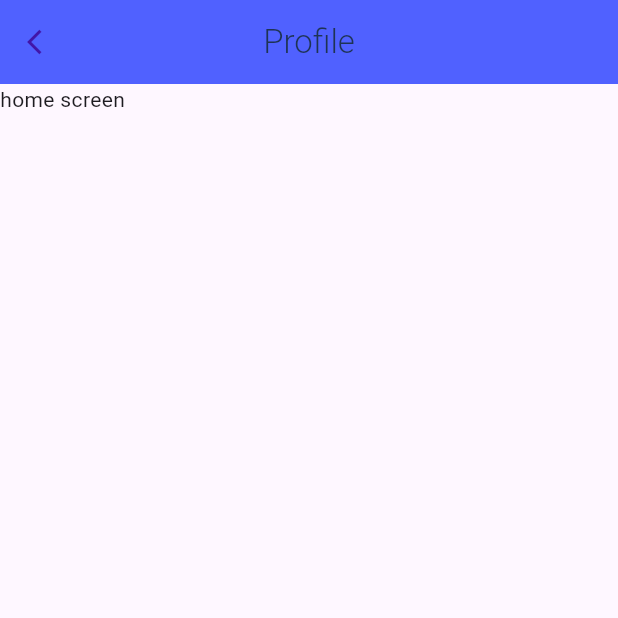
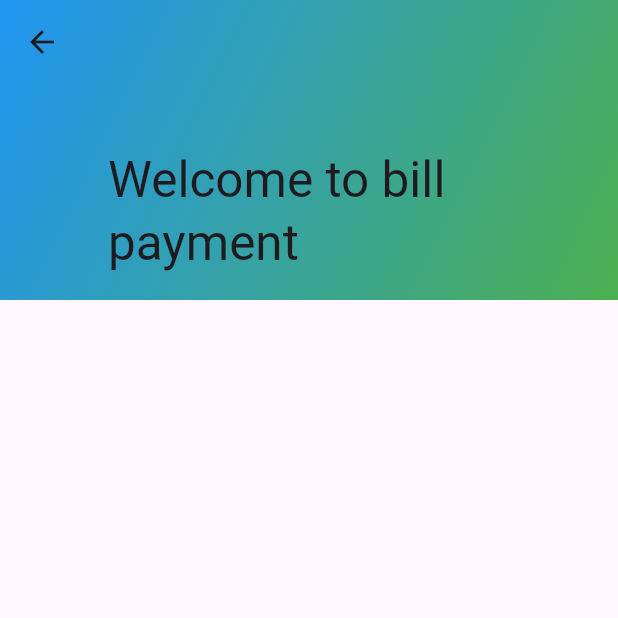
Before and after one commit to gechderib/bill_payment_app, a Flutter app: the HomeScreen screen opened directly, on a phone screen of 412 x 824 dp, the top half of it. Run offline on Flutter 3.47's test engine with Material 3 defaults, Android fonts, the phone set to English and light mode, and no system bars; our stand-ins replace font_awesome_flutter, google_fonts.

Commit message:
style fix

```diff
--- a/lib/constants/styles/decoration.dart
+++ b/lib/constants/styles/decoration.dart
@@ -86,10 +86,9 @@ var passwordFormFieldDecoration = InputDecoration(
 
 var buttonDecoration = const BoxDecoration(
   borderRadius: BorderRadius.all(Radius.circular(5)),
-  gradient: LinearGradient(colors: [
-    Color.fromARGB(255, 122, 134, 240),
-    Color.fromARGB(255, 42, 232, 83),
-  ]),
+  gradient: LinearGradient(
+    colors: [Colors.blue, Colors.green],
+  ),
   boxShadow: [
     BoxShadow(
       offset: Offset(5, 5),
--- a/lib/screens/home_screen.dart
+++ b/lib/screens/home_screen.dart
@@ -5,33 +5,26 @@ class HomeScreen extends StatelessWidget {
   @override
   Widget build(BuildContext context) {
     return Scaffold(
-      appBar: AppBar(
-        elevation: 0,
-        centerTitle: true,
-        leading: Container(
-          alignment: Alignment.center,
-          child: IconButton(
-              alignment: Alignment.center,
-              onPressed: () {
-                Navigator.of(context).pop();
-              },
-              icon: const Icon(
-                Icons.arrow_back_ios,
-                size: 20,
-                color: Color.fromARGB(255, 65, 21, 168),
-              )),
-        ),
-        backgroundColor: const Color.fromARGB(255, 80, 97, 255),
-        automaticallyImplyLeading: false,
-        title: const Text(
-          "Profile",
-          style: TextStyle(
-              fontSize: 22,
-              color: Color(0xFF1E3354),
-              fontWeight: FontWeight.w300),
-        ),
+      body: CustomScrollView(
+        slivers: <Widget>[
+          SliverAppBar(
+            expandedHeight: 200.0,
+            pinned: true,
+            flexibleSpace: FlexibleSpaceBar(
+              title: const Text('Welcome to bill payment'),
+              background: Container(
+                decoration: const BoxDecoration(
+                  gradient: LinearGradient(
+                    colors: [Colors.blue, Colors.green],
+                    begin: Alignment.topLeft,
+                    end: Alignment.bottomRight,
+                  ),
+                ),
+              ),
+            ),
+          ),
+        ],
       ),
-      body: const Text("home screen"),
     );
   }
 }
```
